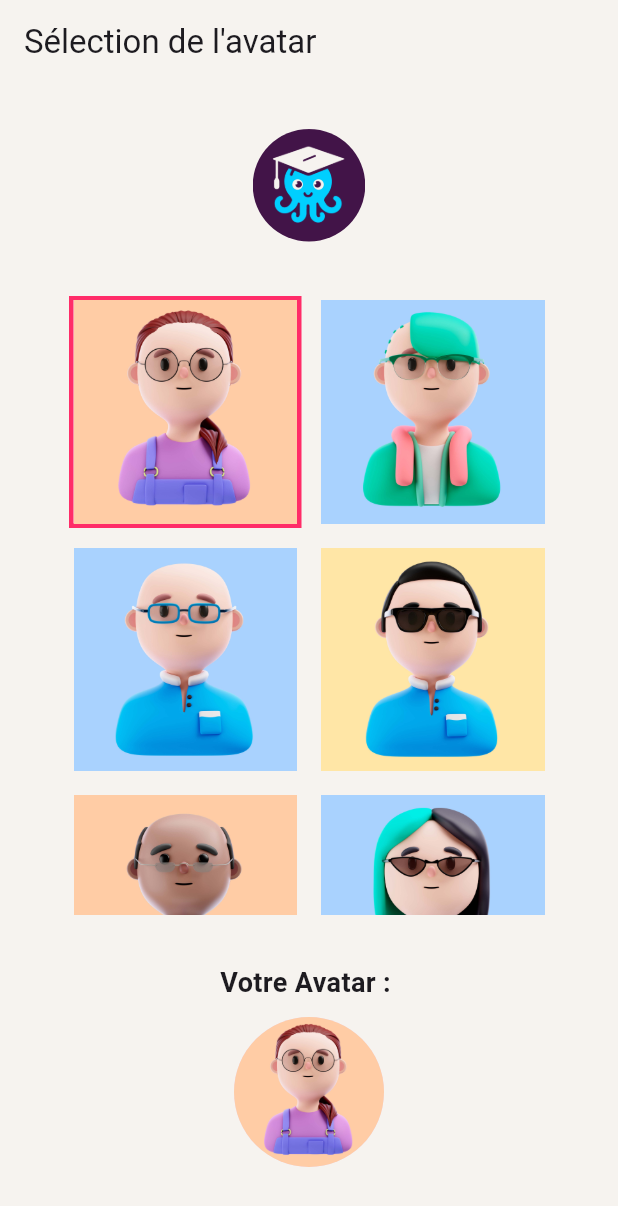
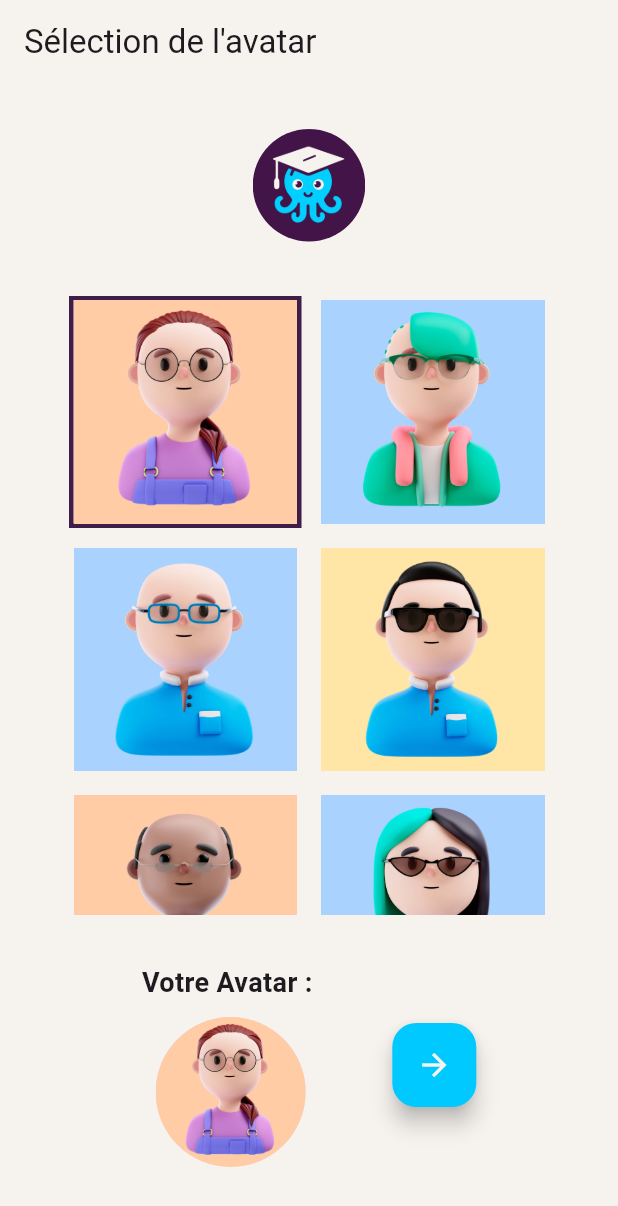
Before and after one commit to Skill-Guru/Mobile_skill-guru, a Flutter app: the AvatarSelectionScreen widget shown alone on an empty page, opened directly with empty values, on a phone screen of 412 x 824 dp. Shown: the top 1206 px of the screen. Run offline on Flutter 3.47's test engine with Material 3 defaults, Android fonts, the phone set to English and light mode, and no system bars.

Commit message:
add arrow at the end

```diff
--- a/lib/screens/avatar/avatar_selection.dart
+++ b/lib/screens/avatar/avatar_selection.dart
@@ -56,7 +56,7 @@ class _AvatarSelectionScreenState extends State<AvatarSelectionScreen> {
                       decoration: BoxDecoration(
                         border: Border.all(
                           color: selectedAvatar == avatarList[index]
-                              ? ColorConstants.accentuationColor // Si cet avatar est sélectionné, la bordure est bleue
+                              ? ColorConstants.primaryColor // Si cet avatar est sélectionné, la bordure est bleue
                               : ColorConstants.backgroundColor, // Sinon, elle est grise
                           width: 3,
                         ),
@@ -69,10 +69,14 @@ class _AvatarSelectionScreenState extends State<AvatarSelectionScreen> {
             ),
           ),
 
-          // Avatar sélectionné affiché en bas de l'écran
+          // Avatar sélectionné affiché en bas de l'écran avec la flèche
           Padding(
             padding: const EdgeInsets.all(16.0),
-            child: Column(
+            child: Row(
+              mainAxisAlignment: MainAxisAlignment.spaceEvenly, // Séparation des éléments
+              children: [
+                // Avatar sélectionné à gauche
+                Column(
                   children: [
                     Text(
                       'Votre Avatar : ${widget.userName}',
@@ -85,6 +89,27 @@ class _AvatarSelectionScreenState extends State<AvatarSelectionScreen> {
                     ),
                   ],
                 ),
+
+                // Bouton flèche à droite
+                FloatingActionButton(
+                  onPressed: () {
+                    // Naviguer vers la page récapitulative
+                    // Navigator.push(
+                    //   context,
+                    //   MaterialPageRoute(
+                    //     builder: (context) => RecapPage(
+                    //       avatarPath: selectedAvatar,
+                    //       username: widget.userName,
+                    //     ),
+                    //   ),
+                    // );
+                  },
+                  backgroundColor: ColorConstants.secondaryColor, // Couleur de fond du bouton
+                  child: Icon(Icons.arrow_forward, color: ColorConstants.backgroundColor, ),
+                  splashColor: ColorConstants.accentuationColor, // Icône de flèche
+                ),
+              ],
+            ),
           ),
         ],
       ),
```
Lines whose indentation alone changed are shown as unchanged.
